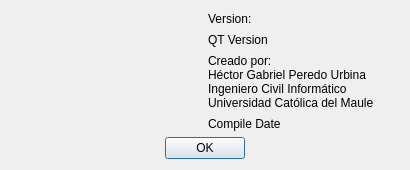
Qt form acerca.ui (hectorda/Bio-Feedback) before a commit.
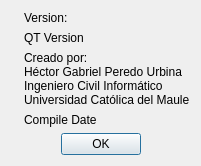
The same form after that commit. Icons and pictures are not drawn.

```diff
--- a/acerca.ui
+++ b/acerca.ui
@@ -2,24 +2,6 @@
 <ui version="4.0">
  <class>Acerca</class>
  <widget class="QDialog" name="Acerca">
-  <property name="sizePolicy">
-   <sizepolicy hsizetype="Fixed" vsizetype="Fixed">
-    <horstretch>0</horstretch>
-    <verstretch>0</verstretch>
-   </sizepolicy>
-  </property>
-  <property name="minimumSize">
-   <size>
-    <width>410</width>
-    <height>170</height>
-   </size>
-  </property>
-  <property name="maximumSize">
-   <size>
-    <width>653</width>
-    <height>445</height>
-   </size>
-  </property>
   <property name="windowTitle">
    <string>Acerca de Bio-Feedback</string>
   </property>
```
